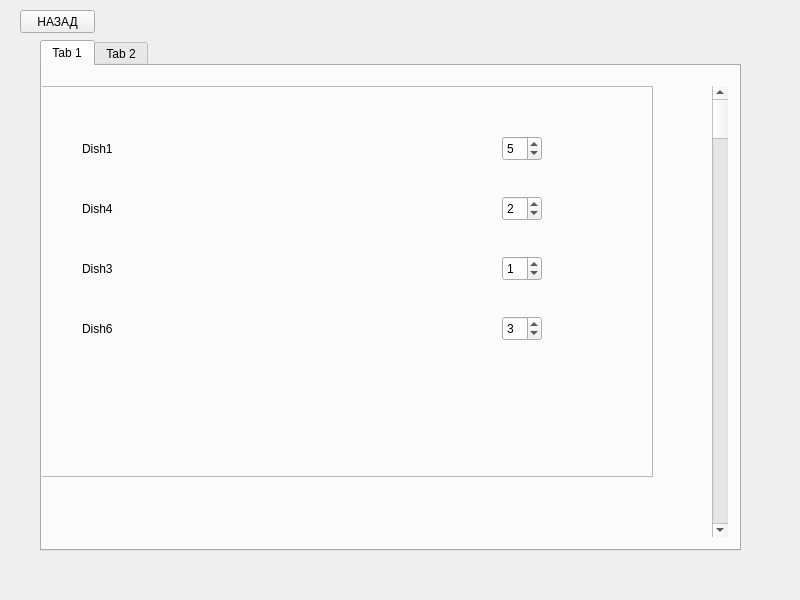
First picture: the form in files/UI/Orders.ui, repository Sasha-v-tanke/YL_project_1, before the edit.
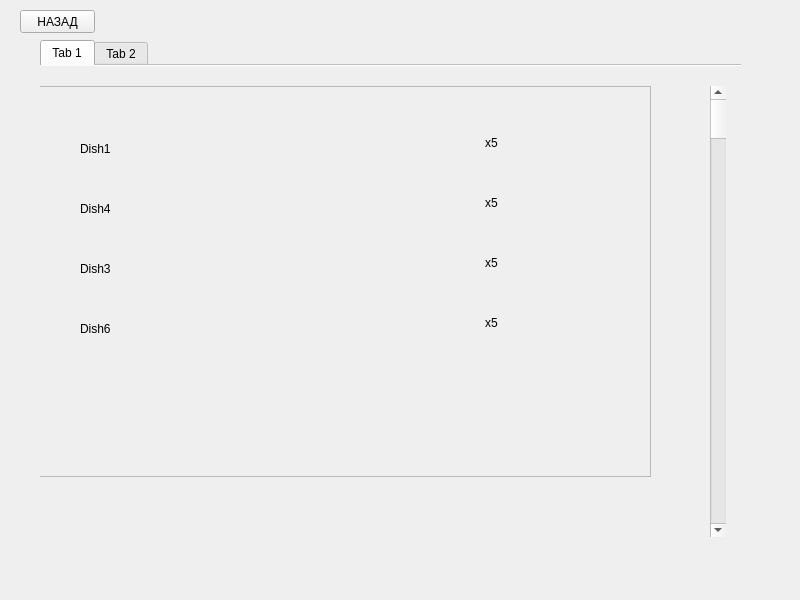
Second picture: the form after the edit. The open tabs and pages were chosen to show the change.

Diff of the .ui file:
```diff
--- a/files/UI/Orders.ui
+++ b/files/UI/Orders.ui
@@ -24,7 +24,10 @@
      </rect>
     </property>
     <property name="currentIndex">
-     <number>1</number>
+     <number>0</number>
+    </property>
+    <property name="documentMode">
+     <bool>true</bool>
     </property>
     <widget class="QWidget" name="tab">
      <attribute name="title">
@@ -45,58 +48,6 @@
       <property name="frameShadow">
        <enum>QFrame::Raised</enum>
       </property>
-      <widget class="QSpinBox" name="spinBox">
-       <property name="geometry">
-        <rect>
-         <x>470</x>
-         <y>50</y>
-         <width>40</width>
-         <height>25</height>
-        </rect>
-       </property>
-       <property name="value">
-        <number>5</number>
-       </property>
-      </widget>
-      <widget class="QSpinBox" name="spinBox_2">
-       <property name="geometry">
-        <rect>
-         <x>470</x>
-         <y>110</y>
-         <width>40</width>
-         <height>25</height>
-        </rect>
-       </property>
-       <property name="value">
-        <number>2</number>
-       </property>
-      </widget>
-      <widget class="QSpinBox" name="spinBox_3">
-       <property name="geometry">
-        <rect>
-         <x>470</x>
-         <y>170</y>
-         <width>40</width>
-         <height>25</height>
-        </rect>
-       </property>
-       <property name="value">
-        <number>1</number>
-       </property>
-      </widget>
-      <widget class="QSpinBox" name="spinBox_4">
-       <property name="geometry">
-        <rect>
-         <x>470</x>
-         <y>230</y>
-         <width>40</width>
-         <height>25</height>
-        </rect>
-       </property>
-       <property name="value">
-        <number>3</number>
-       </property>
-      </widget>
       <widget class="QLabel" name="label">
        <property name="geometry">
         <rect>
@@ -149,6 +100,58 @@
         <string>Dish6</string>
        </property>
       </widget>
+      <widget class="QLabel" name="label_13">
+       <property name="geometry">
+        <rect>
+         <x>455</x>
+         <y>50</y>
+         <width>47</width>
+         <height>13</height>
+        </rect>
+       </property>
+       <property name="text">
+        <string>x5</string>
+       </property>
+      </widget>
+      <widget class="QLabel" name="label_14">
+       <property name="geometry">
+        <rect>
+         <x>455</x>
+         <y>110</y>
+         <width>47</width>
+         <height>13</height>
+        </rect>
+       </property>
+       <property name="text">
+        <string>x5</string>
+       </property>
+      </widget>
+      <widget class="QLabel" name="label_15">
+       <property name="geometry">
+        <rect>
+         <x>455</x>
+         <y>170</y>
+         <width>47</width>
+         <height>13</height>
+        </rect>
+       </property>
+       <property name="text">
+        <string>x5</string>
+       </property>
+      </widget>
+      <widget class="QLabel" name="label_16">
+       <property name="geometry">
+        <rect>
+         <x>455</x>
+         <y>230</y>
+         <width>47</width>
+         <height>13</height>
+        </rect>
+       </property>
+       <property name="text">
+        <string>x5</string>
+       </property>
+      </widget>
      </widget>
      <widget class="QScrollBar" name="verticalScrollBar">
       <property name="geometry">
```
Left out of the diff: 9 changed lines with no effect on the pictures.
